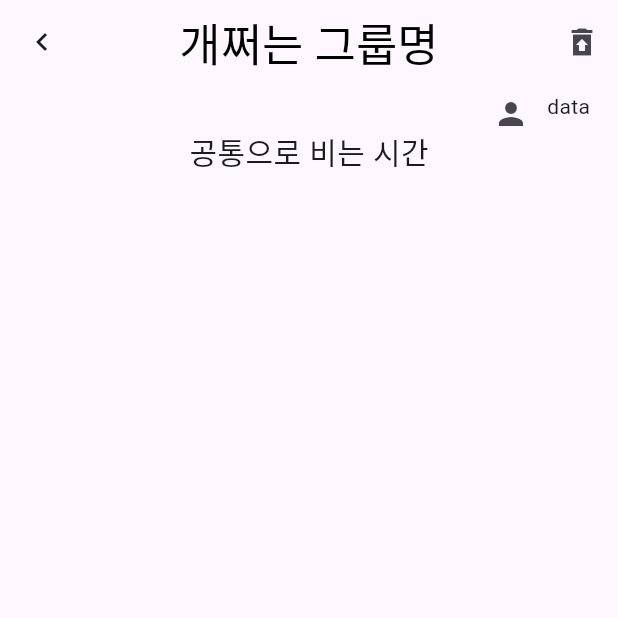
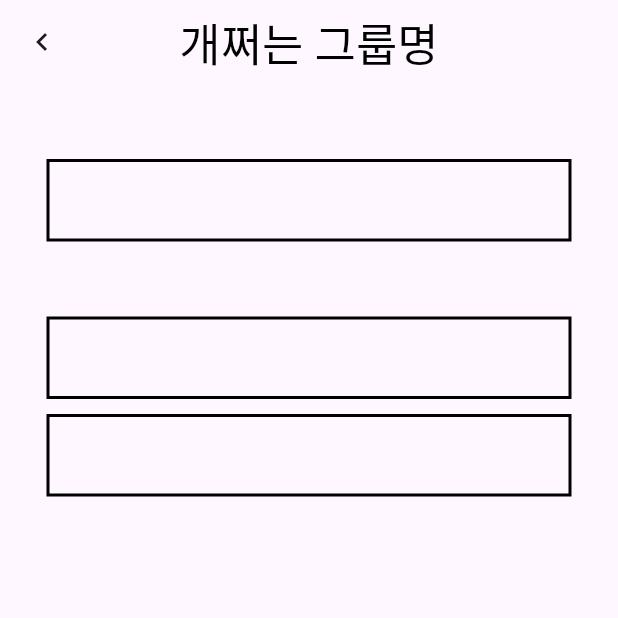
Before and after one commit to AIIA-GCU/VinTeum-FE, a Flutter app: the screen it shows after launch, on a phone screen of 412 x 824 dp, the top half of it. Run offline on Flutter 3.47's test engine with Material 3 defaults, Android fonts, the phone set to English and light mode, and no system bars.

Commit message:
DetailPage2 -ing

```diff
--- a/lib/Page/Detail_Screen2.dart
+++ b/lib/Page/Detail_Screen2.dart
@@ -2,8 +2,8 @@ import 'package:flutter/material.dart';
 import 'package:vinteum/Common/color.dart';
 import 'package:vinteum/config/variable.dart';
 
-class DetailScreen extends StatelessWidget {
-  const DetailScreen({super.key});
+class DetailScreen2 extends StatelessWidget {
+  const DetailScreen2({super.key});
 
   @override
   Widget build(BuildContext context) {
@@ -23,35 +23,47 @@ class DetailScreen extends StatelessWidget {
         body: Column(
           children: [
             Container(
-              height: 30,
-              child: Row(
-                mainAxisAlignment: MainAxisAlignment.end,
-                children: [
-                  IconButton(onPressed: (){},icon: Icon(Icons.person),),
-                  Text('data     '), //back에서 인원수 데이터 받아오기
-                ],
-              ),
+              height: 50,
             ),
             Container(
-              height:  30,
-              child: Text('공통으로 비는 시간',
-                style: TextStyle(
-                    fontSize: 20
+              height: 55,
+              width: 350,
+              decoration: BoxDecoration(
+                border: Border.all(
+                  width: 2,
+                  color: Colors.black
                 ),
               ),
             ),
             Container(
-              // height: ratio.height * 100,
-              // weight: ratio.weight * 70,
+              height: 50,
+            ),
+            Container(
+              height: 55,
+              width: 350,
               decoration: BoxDecoration(
-                image: DecorationImage(
-                    image: AssetImage('assets/images/ex_img.png')
+                border: Border.all(
+                    width: 2,
+                    color: Colors.black
                 ),
               ),
+            ),
+            Container(
+              height: 10,
+            ),
+            Container(
+              height: 55,
+              width: 350,
+              decoration: BoxDecoration(
+                border: Border.all(
+                    width: 2,
+                    color: Colors.black
+                ),
+              ),
+            ),
 
-            ),
-          ],
 
+         ],
         ),
 
       ),
--- a/lib/main.dart
+++ b/lib/main.dart
@@ -2,6 +2,7 @@ import 'package:flutter/material.dart';
 import 'package:vinteum/Page/Home_Screen.dart';
 import 'package:vinteum/Page/Make_Screen.dart';
 import 'package:vinteum/Page/Detail_Screen1.dart';
+import 'package:vinteum/Page/Detail_Screen2.dart';
 import 'widget/root_tab.dart';
 import 'package:vinteum/config/variable.dart';
 
@@ -21,7 +22,7 @@ class MyApp extends StatelessWidget {
     return MaterialApp(
       //  debugShowCheckedModeBanner: false,
       //  home: RootTab()
-      home: DetailScreen()
+      home: DetailScreen2()
     );
   }
 }
```
